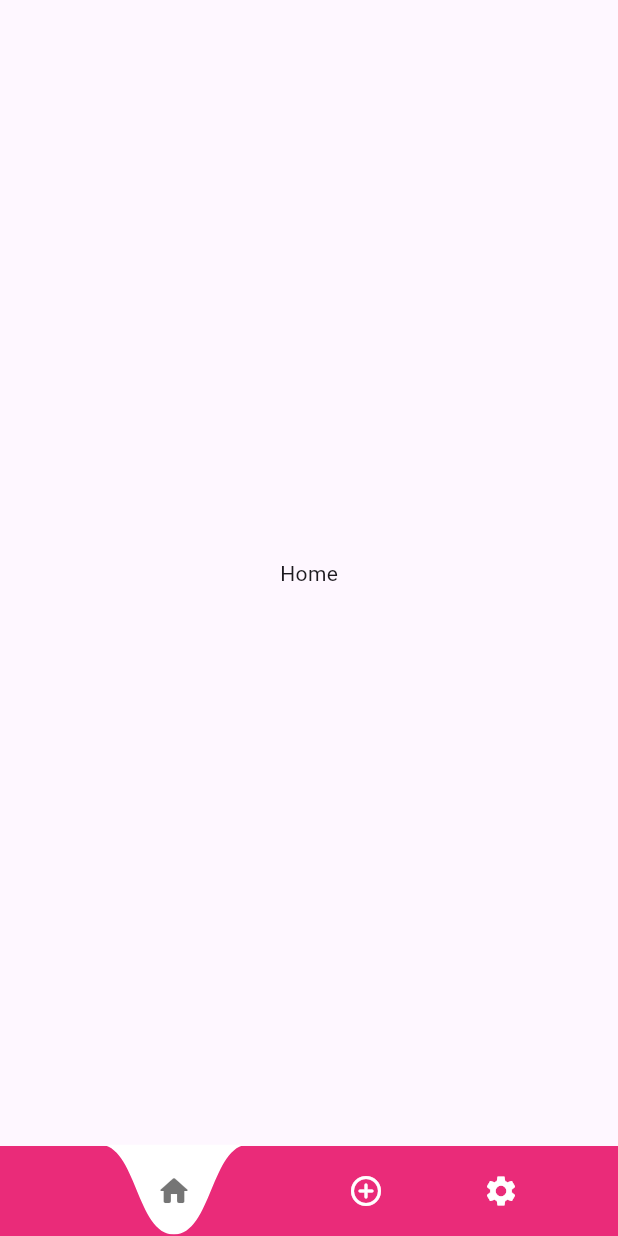
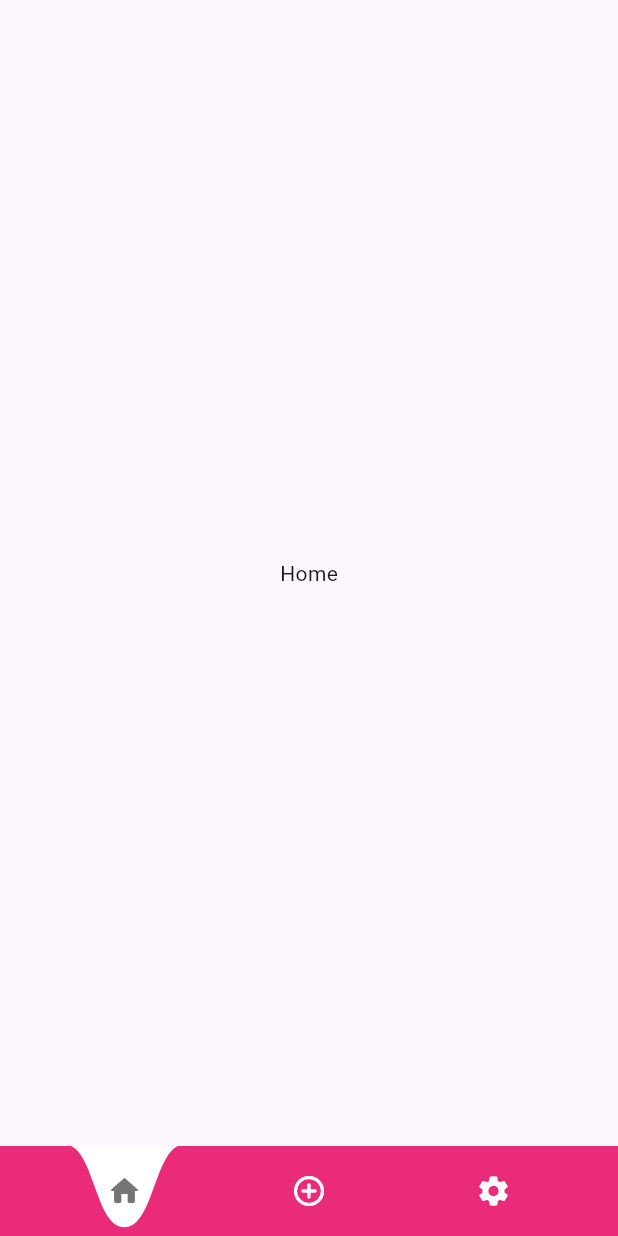
Before and after one commit to Propinquity-Labs/Propinquity, a Flutter app: the screen it shows after launch, on a phone screen of 412 x 824 dp. Run offline on Flutter 3.47's test engine with Material 3 defaults, Android fonts, the phone set to English and light mode, and no system bars; our stand-ins replace flutter_riverpod.

Commit message:
feat: Navbar finished

```diff
--- a/lib/presentation/widgets/default_navbar.dart
+++ b/lib/presentation/widgets/default_navbar.dart
@@ -9,21 +9,23 @@ class CurvedIconBackground extends CustomClipper<Path> {
   Path getClip(Size size) {
     final path = Path();
 
-    path.lineTo(0, size.height);
-    var x = 0.0;
-    var numberOfWaves = 2;
+    final double height = size.height * 0.92;
+
+    path.lineTo(0, height);
+    double x = 0.0;
+    final numberOfWaves = 2;
     var increment = size.width / numberOfWaves;
-    bool startFromTop = true;
 
     path.lineTo(x, 0);
-    path.cubicTo(x + increment / 2, 0, x + increment / 2, size.height,
-        x + increment, size.height);
+    path.cubicTo(20.0, 0, 20.0, height, 40.0, height);
+
+    print(
+        "Numbers: ${0 + increment / 2}, ${x + increment / 2}, ${x + increment}");
 
     x += increment;
 
-    path.lineTo(x, size.height);
-    path.cubicTo(
-        x + increment / 2, size.height, x + increment / 2, 0, x + increment, 0);
+    path.lineTo(x, height);
+    path.cubicTo(60.0, height, 60.0, 0, 80.0, 0);
 
     path.lineTo(size.width, 0);
     path.lineTo(0, 0);
@@ -61,20 +63,32 @@ class DefaultNavBar extends ConsumerWidget {
             Stack(
               alignment: Alignment.center,
               children: <Widget>[
-                AnimatedContainer(
-                  width: isSelected ? 100 : 0,
-                  height: isSelected ? 60 : 0,
-                  curve: Curves.easeOut,
+                TweenAnimationBuilder<double>(
+                  tween: Tween<double>(
+                    begin: isSelected ? 1.0 : 0,
+                    end: isSelected ? 1.0 : 0,
+                  ),
                   duration: const Duration(milliseconds: 300),
+                  builder: (BuildContext context, double scale, Widget? child) {
+                    return AnimatedSlide(
+                      offset: isSelected ? Offset.zero : const Offset(0, -1),
+                      duration: const Duration(milliseconds: 300),
+                      child: Transform.scale(
+                        scale: scale,
                         child: Transform.translate(
                           offset: const Offset(0, -1),
                           child: ClipPath(
                             clipper: CurvedIconBackground(),
                             child: Container(
+                              width: 80,
+                              height: 60,
                               color: Colors.white,
                             ),
                           ),
                         ),
+                      ),
+                    );
+                  },
                 ),
                 Icon(icon,
                     color: isSelected ? Colors.black54 : Colors.white,
@@ -88,7 +102,7 @@ class DefaultNavBar extends ConsumerWidget {
 
     return Container(
       height: 60,
-      clipBehavior: Clip.none,
+      clipBehavior: Clip.hardEdge,
       decoration: const BoxDecoration(color: Color.fromRGBO(234, 43, 121, 1)),
       child: Row(
         mainAxisAlignment: MainAxisAlignment.spaceEvenly,
```
Lines whose indentation alone changed are shown as unchanged.
